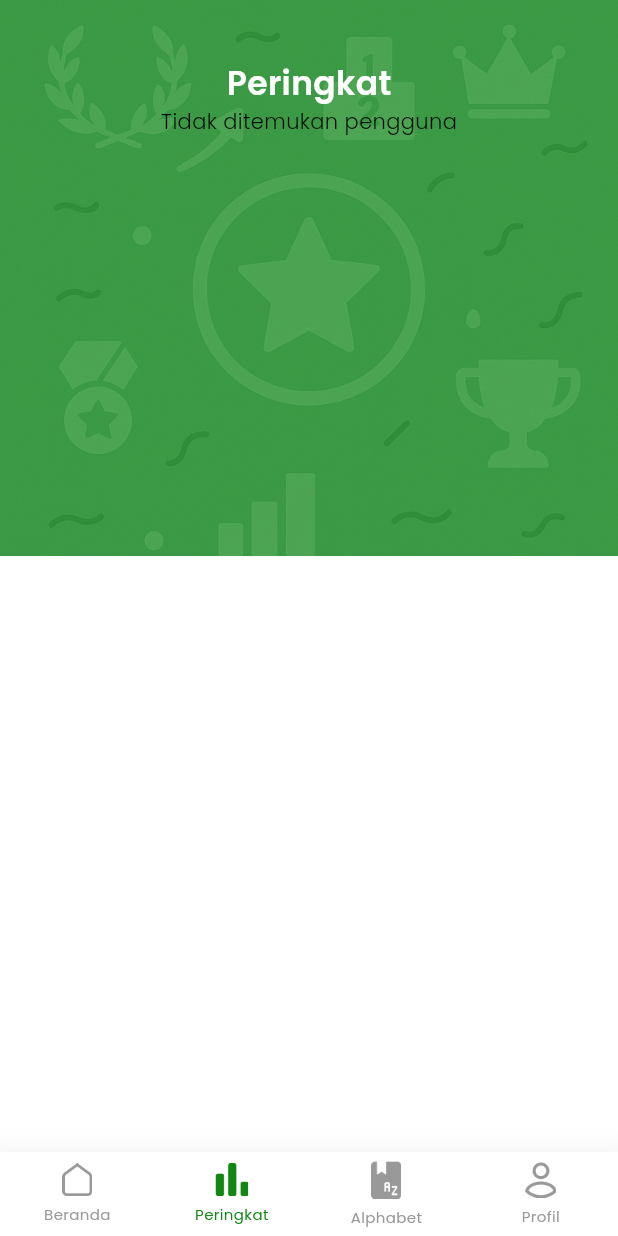
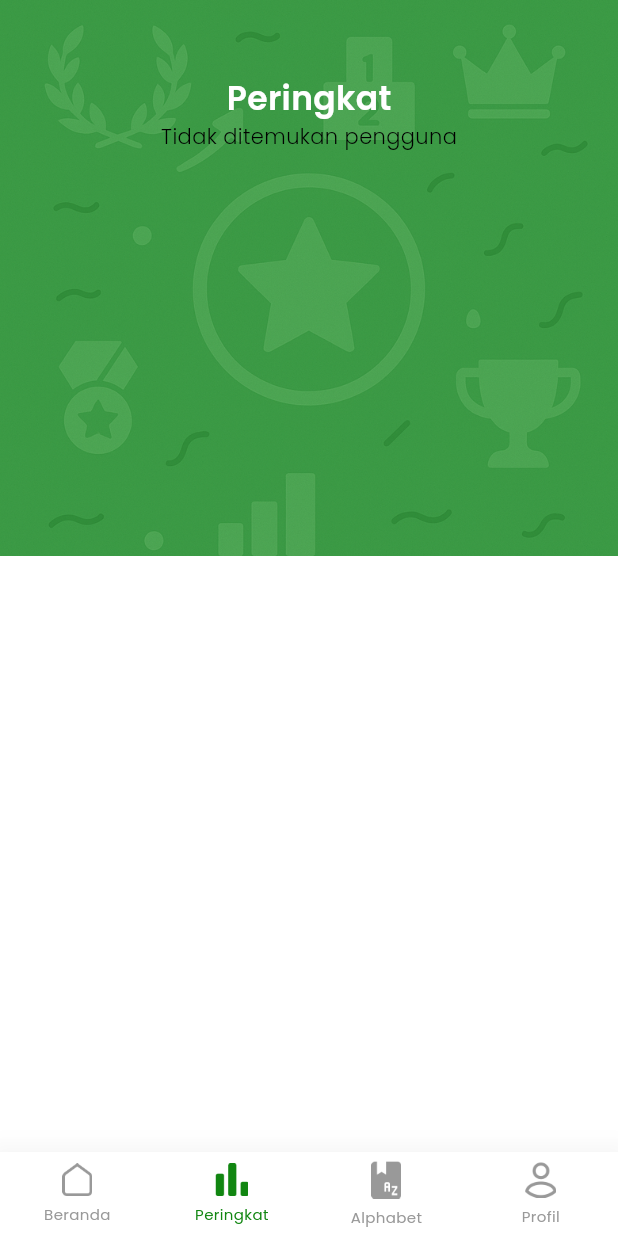
Before and after one commit to wahyukaprawi/deaflypedia, a Flutter app: the HomeScreen screen opened directly, item 2 of the bottom bar chosen, on a phone screen of 412 x 824 dp. Run offline on Flutter 3.47's test engine with Material 3 defaults, Android fonts, the phone set to English and light mode, and no system bars; our stand-ins replace cloud_firestore, dotted_border, firebase_auth, firebase_core, google_fonts, percent_indicator and 3 more; missing offline and left inert: tutorial_coach_mark; accounts and stored records are empty; network calls fail.

Commit message:
update code

```diff
--- a/lib/screens/alphabet/alphabet_screen.dart
+++ b/lib/screens/alphabet/alphabet_screen.dart
@@ -29,7 +29,7 @@ class _AlphabetScreenState extends State<AlphabetScreen> {
             ),
             Column(
               children: [
-                const SizedBox(height: 78),
+                const SizedBox(height: 88),
                 Text.rich(
                   const TextSpan(
                     children: [
--- a/lib/screens/auth/signup_age_screen.dart
+++ b/lib/screens/auth/signup_age_screen.dart
@@ -42,7 +42,7 @@ class _SignupAgeScreenState extends State<SignupAgeScreen> {
       backgroundColor: const Color(0XFFFFFFFF),
       body: Column(
         children: [
-          const SizedBox(height: 40),
+          const SizedBox(height: 50),
           Padding(
             padding: const EdgeInsets.only(left: 15, right: 25),
             child: Row(
--- a/lib/screens/auth/signup_finish_screen.dart
+++ b/lib/screens/auth/signup_finish_screen.dart
@@ -89,7 +89,7 @@ class _SignupFinishScreenState extends State<SignupFinishScreen> {
               top: 70,
               right: 20,
               child: Text(
-                "hallo kerucill",
+                "halo kerucill",
                 style: GoogleFonts.poppins(
                   fontSize: 14,
                   fontWeight: FontWeight.w400,
--- a/lib/screens/auth/signup_klasifikasi_screen.dart
+++ b/lib/screens/auth/signup_klasifikasi_screen.dart
@@ -43,7 +43,7 @@ class _SignupKlasifikasiScreenState extends State<SignupKlasifikasiScreen> {
       backgroundColor: const Color(0XFFFFFFFF),
       body: Column(
         children: [
-          const SizedBox(height: 40),
+          const SizedBox(height: 50),
           Padding(
             padding: const EdgeInsets.only(left: 15, right: 25),
             child: Row(
--- a/lib/screens/auth/signup_name_screen.dart
+++ b/lib/screens/auth/signup_name_screen.dart
@@ -41,7 +41,7 @@ class _SignupNameScreenState extends State<SignupNameScreen> {
       backgroundColor: const Color(0XFFFFFFFF),
       body: Column(
         children: [
-          const SizedBox(height: 40),
+          const SizedBox(height: 50),
           Padding(
             padding: const EdgeInsets.only(left: 15, right: 25),
             child: Row(
--- a/lib/screens/auth/signup_profile_picture_screen.dart
+++ b/lib/screens/auth/signup_profile_picture_screen.dart
@@ -1853,7 +1853,7 @@ class _SignupProfilePictureScreenState
       backgroundColor: const Color(0XFFFFFFFF),
       body: Column(
         children: [
-          const SizedBox(height: 40),
+          const SizedBox(height: 50),
           Padding(
             padding: const EdgeInsets.only(left: 15, right: 25),
             child: Row(
--- a/lib/screens/home/home_screen.dart
+++ b/lib/screens/home/home_screen.dart
@@ -358,7 +358,7 @@ class _HomeScreenState extends State<HomeScreen> with RouteAware {
   OverlayEntry _createOverlayEntry() {
     return OverlayEntry(
       builder: (context) => Positioned(
-        top: 75,
+        top: 85,
         left: (MediaQuery.of(context).size.width - 254) / 2,
         child: Material(
           color: Colors.transparent,
@@ -427,7 +427,7 @@ class _HomeScreenState extends State<HomeScreen> with RouteAware {
         padding: const EdgeInsets.symmetric(horizontal: 25),
         child: Column(
           children: [
-            const SizedBox(height: 40),
+            const SizedBox(height: 50),
             StreamBuilder<DocumentSnapshot>(
               stream: FirebaseFirestore.instance
                   .collection('users')
--- a/lib/screens/leaderboard/leaderboard_screen.dart
+++ b/lib/screens/leaderboard/leaderboard_screen.dart
@@ -37,7 +37,7 @@ class _LeaderboardScreenState extends State<LeaderboardScreen> {
             ),
             Column(
               children: [
-                const SizedBox(height: 40),
+                const SizedBox(height: 50),
                 Text(
                   'Peringkat',
                   style: GoogleFonts.poppins(
--- a/lib/screens/lesson/lesson_list_screen.dart
+++ b/lib/screens/lesson/lesson_list_screen.dart
@@ -225,7 +225,7 @@ class LessonContent extends StatelessWidget {
           ),
           Column(
             children: [
-              const SizedBox(height: 40),
+              const SizedBox(height: 50),
               Padding(
                 padding: const EdgeInsets.only(left: 15),
                 child: Align(
--- a/lib/screens/lesson/lesson_screen.dart
+++ b/lib/screens/lesson/lesson_screen.dart
@@ -2394,7 +2394,7 @@ class _LessonScreenState extends State<LessonScreen>
       backgroundColor: const Color(0XFFFFFFFF),
       body: Column(
         children: [
-          const SizedBox(height: 40),
+          const SizedBox(height: 50),
           Padding(
             padding: const EdgeInsets.only(left: 15, right: 17),
             child: Row(
--- a/lib/screens/profile/profile_screen.dart
+++ b/lib/screens/profile/profile_screen.dart
@@ -208,7 +208,7 @@ class ProfileScreenState extends State<ProfileScreen> with RouteAware {
   OverlayEntry _createOverlayEntry() {
     return OverlayEntry(
       builder: (context) => Positioned(
-        top: 75,
+        top: 85,
         left: (MediaQuery.of(context).size.width - 225) / 2,
         child: Material(
           color: Colors.transparent,
@@ -640,7 +640,7 @@ class ProfileScreenState extends State<ProfileScreen> with RouteAware {
                             left: 25, right: 25, bottom: 30),
                         child: Column(
                           children: [
-                            const SizedBox(height: 40),
+                            const SizedBox(height: 50),
                             Stack(
                               children: [
                                 Center(
```
